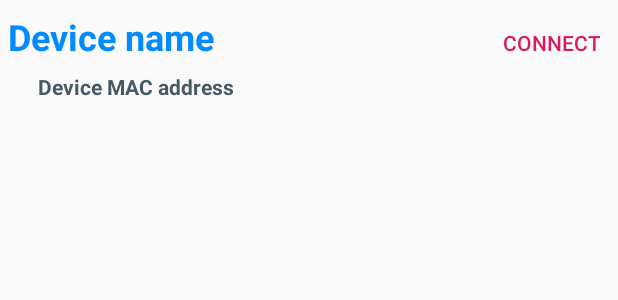
After one commit to sjmp93/OBDIIDashboard, an Android app: the layout bluetooth_device_row.xml on its own in the app's theme, with its tools: preview values and no code run, on a phone screen of 412 x 824 dp. The commit adds this screen. Shown: the top 300 px of the screen. Run offline under Robolectric (Android 15) with nearby library versions, the phone set to English and light mode, and no system bars.

Commit message:
RecyclerView implemented. Next step, setOnclickListener to each button

```diff
--- a/OBDII-Dashboard/src/main/AndroidManifest.xml
+++ b/OBDII-Dashboard/src/main/AndroidManifest.xml
@@ -19,6 +19,8 @@
         </activity>
 
         <activity android:name="com.sergiojosemp.obddashboard.activity.DiscoveryActivity" />
+        <activity android:name="com.sergiojosemp.obddashboard.activity.DiscoverActivity" />
+
         <activity android:name="com.sergiojosemp.obddashboard.activity.ConnectActivity" />
         <activity
             android:name="com.sergiojosemp.obddashboard.activity.MenuActivity"
--- a/OBDII-Dashboard/src/main/java/com/sergiojosemp/obddashboard/activity/StartMenuActivity.kt
+++ b/OBDII-Dashboard/src/main/java/com/sergiojosemp/obddashboard/activity/StartMenuActivity.kt
@@ -73,9 +73,9 @@ class StartMenuActivity: AppCompatActivity() {
 
         //Navigation to DiscoveryActivity
         binding.discoverButton.setOnClickListener {
-            val DiscoveryActivity =
-                Intent(applicationContext, DiscoveryActivity::class.java)
-            startActivity(DiscoveryActivity)
+            val DiscoverActivity =
+                Intent(applicationContext, DiscoverActivity::class.java)
+            startActivity(DiscoverActivity)
         }
 
         binding.offlineModeButton.setOnClickListener{
--- a/OBDII-Dashboard/src/main/java/com/sergiojosemp/obddashboard/model/BluetoothDeviceModel.kt
+++ b/OBDII-Dashboard/src/main/java/com/sergiojosemp/obddashboard/model/BluetoothDeviceModel.kt
@@ -1,6 +1,6 @@
 package com.sergiojosemp.obddashboard.model
 
-class BluetoothDeviceModel {
-    val name: String? = "Unknown device"
+class BluetoothDeviceModel(
+    val name: String? = "Unknown device",
     val mac: String?= "XX:XX:XX:XX:XX:XX"
-}
+)
--- a/OBDII-Dashboard/src/main/java/com/sergiojosemp/obddashboard/vm/DiscoverViewModel.kt
+++ b/OBDII-Dashboard/src/main/java/com/sergiojosemp/obddashboard/vm/DiscoverViewModel.kt
@@ -6,10 +6,12 @@ import com.sergiojosemp.obddashboard.model.BluetoothDeviceModel
 import com.sergiojosemp.obddashboard.model.BluetoothModel
 
 class DiscoverViewModel: ViewModel(){
-    val devices: MutableLiveData<List<BluetoothDeviceModel>> = TODO()
+    var devices: MutableLiveData<ArrayList<BluetoothDeviceModel>>
+    //val pr: MutableList = MutableList(1, )
 
     init{
         devices = MutableLiveData()
+        devices.value = ArrayList()
     }
 
 
--- /dev/null
+++ b/OBDII-Dashboard/src/main/res/layout/bluetooth_device_row.xml
@@ -0,0 +1,73 @@
+<?xml version="1.0" encoding="utf-8"?>
+<layout xmlns:android="http://schemas.android.com/apk/res/android"
+    xmlns:app="http://schemas.android.com/apk/res-auto">
+
+    <data>
+        <variable name="viewmodel"
+            type="com.sergiojosemp.obddashboard.vm.DiscoverViewModel"/>
+    </data>
+
+    <androidx.constraintlayout.widget.ConstraintLayout
+        android:id="@+id/bluetooth_device_row"
+        android:layout_width="match_parent"
+        android:layout_height="wrap_content">
+
+        <LinearLayout
+            android:layout_width="match_parent"
+            android:layout_height="80dp"
+            android:orientation="vertical"
+            app:layout_constraintBottom_toBottomOf="parent"
+            app:layout_constraintEnd_toEndOf="parent"
+            app:layout_constraintStart_toStartOf="parent"
+            app:layout_constraintTop_toTopOf="parent">
+
+            <LinearLayout
+                android:layout_width="match_parent"
+                android:layout_height="wrap_content"
+                android:orientation="horizontal">
+
+                <TextView
+                    android:id="@+id/bluetoothDeviceName"
+                    android:layout_width="wrap_content"
+                    android:layout_height="wrap_content"
+                    android:layout_weight="1"
+                    android:paddingStart="5dp"
+                    android:paddingEnd="0dp"
+                    android:paddingTop="5dp"
+                    android:paddingBottom="0dp"
+                    android:text="@string/device_name_title"
+                    android:textColor="@color/colorPrimary"
+                    android:textSize="24sp"
+                    android:textStyle="bold" />
+
+                <Button
+                    android:id="@+id/bluetoothConnectRowButton"
+                    style="@style/Widget.AppCompat.Button.Borderless.Colored"
+                    android:layout_width="wrap_content"
+                    android:layout_height="wrap_content"
+                    android:layout_weight="1"
+                    android:gravity="bottom|right"
+                    android:paddingTop="0dp"
+                    android:text="@string/connect_title" />
+
+            </LinearLayout>
+
+            <LinearLayout
+                android:layout_width="match_parent"
+                android:layout_height="wrap_content"
+                android:orientation="horizontal">
+
+                <TextView
+                    android:id="@+id/bluetoothDeviceMac"
+                    android:layout_width="0dp"
+                    android:layout_height="wrap_content"
+                    android:layout_weight="1"
+                    android:paddingStart="25dp"
+                    android:paddingEnd="0dp"
+                    android:text="@string/mac_address_title"
+                    android:textColor="@color/primary_dark"
+                    android:textStyle="bold" />
+            </LinearLayout>
+        </LinearLayout>
+    </androidx.constraintlayout.widget.ConstraintLayout>
+</layout>
--- a/OBDII-Dashboard/src/main/res/layout/discovery_activity.xml
+++ b/OBDII-Dashboard/src/main/res/layout/discovery_activity.xml
@@ -5,9 +5,7 @@
     xmlns:tools="http://schemas.android.com/tools">
 
     <data>
-        <variable
-            name="viewmodel"
-            type="com.sergiojosemp.obddashboard.vm.DiscoverViewModel" />
+
     </data>
 
     <androidx.constraintlayout.widget.ConstraintLayout
--- a/OBDII-Dashboard/src/main/res/values/strings.xml
+++ b/OBDII-Dashboard/src/main/res/values/strings.xml
@@ -186,6 +186,7 @@
     <string name="executing_queue_paused">Executing queue will be paused during Diagnostic Trouble Code Activity</string>
     <string name="error_getting_dtc">Error getting Trouble Codes from OBD. Is device connected an OBD device?</string>
     <string name="BT_STATUS_TEXT">BT Status</string>
+    <string name="connect_title">Connect</string>
 
     "Error getting Trouble Codes from OBD. Is OBD device connected?"
     Executing queue will be paused during Diagnostic Trouble Code Activity
```
Also changed, not shown: OBDII-Dashboard/build.gradle (+6 -1 lines), OBDII-Dashboard/src/main/java/com/sergiojosemp/obddashboard/activity/DiscoverActivity.kt (+67 -93 lines), OBDII-Dashboard/src/main/java/com/sergiojosemp/obddashboard/adapter/CustomRecyclerViewAdapter.kt (added, +62 -0 lines), OBDII-Dashboard/src/main/res/layout/discover_activity.xml (+17 -4 lines), 1 other file.
